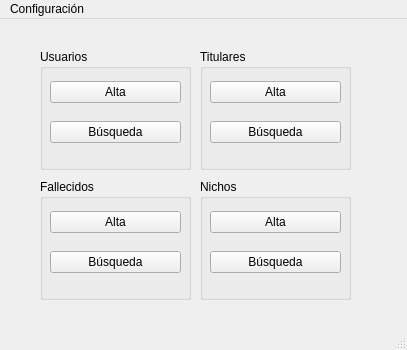
Above: MainWindow.ui from degorck/enduring-chambers before the change. Below: the same form after it.
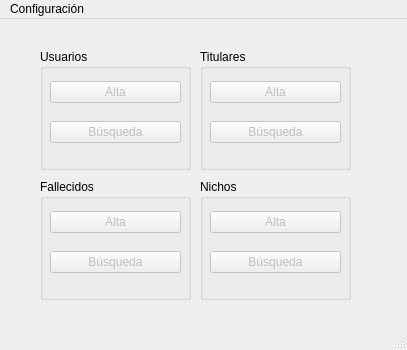
That is the form after the change.

Commit message: Integrated all user management windows

Diff of the .ui file:
```diff
--- a/MainWindow.ui
+++ b/MainWindow.ui
@@ -38,6 +38,9 @@
      <layout class="QVBoxLayout" name="verticalLayout">
       <item>
        <widget class="QPushButton" name="push_button_create_user">
+        <property name="enabled">
+         <bool>false</bool>
+        </property>
         <property name="text">
          <string>Alta</string>
         </property>
@@ -45,6 +48,9 @@
       </item>
       <item>
        <widget class="QPushButton" name="push_button_search_users">
+        <property name="enabled">
+         <bool>false</bool>
+        </property>
         <property name="text">
          <string>Búsqueda</string>
         </property>
@@ -76,14 +82,20 @@
      </property>
      <layout class="QVBoxLayout" name="verticalLayout_2">
       <item>
-       <widget class="QPushButton" name="push_create_holder">
+       <widget class="QPushButton" name="push_button_create_holder">
+        <property name="enabled">
+         <bool>false</bool>
+        </property>
         <property name="text">
          <string>Alta</string>
         </property>
        </widget>
       </item>
       <item>
-       <widget class="QPushButton" name="push_search_holders">
+       <widget class="QPushButton" name="push_button_search_holders">
+        <property name="enabled">
+         <bool>false</bool>
+        </property>
         <property name="text">
          <string>Búsqueda</string>
         </property>
@@ -116,13 +128,19 @@
      <layout class="QVBoxLayout" name="verticalLayout_3">
       <item>
        <widget class="QPushButton" name="push_button_create_deceased">
+        <property name="enabled">
+         <bool>false</bool>
+        </property>
         <property name="text">
          <string>Alta</string>
         </property>
        </widget>
       </item>
       <item>
-       <widget class="QPushButton" name="push_search_deceased">
+       <widget class="QPushButton" name="push_button_search_deceased">
+        <property name="enabled">
+         <bool>false</bool>
+        </property>
         <property name="text">
          <string>Búsqueda</string>
         </property>
@@ -155,13 +173,19 @@
      <layout class="QVBoxLayout" name="verticalLayout_4">
       <item>
        <widget class="QPushButton" name="push_button_create_niche">
+        <property name="enabled">
+         <bool>false</bool>
+        </property>
         <property name="text">
          <string>Alta</string>
         </property>
        </widget>
       </item>
       <item>
-       <widget class="QPushButton" name="push_button_search_niche">
+       <widget class="QPushButton" name="push_button_search_niches">
+        <property name="enabled">
+         <bool>false</bool>
+        </property>
         <property name="text">
          <string>Búsqueda</string>
         </property>
```
The commit also changes 4 other files.
